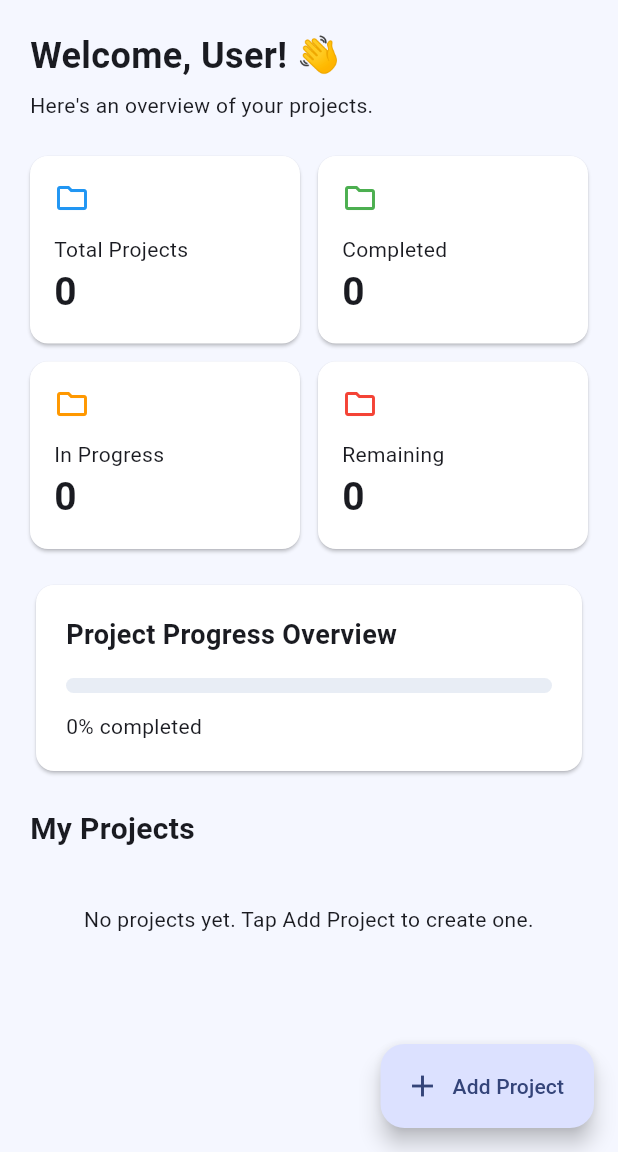
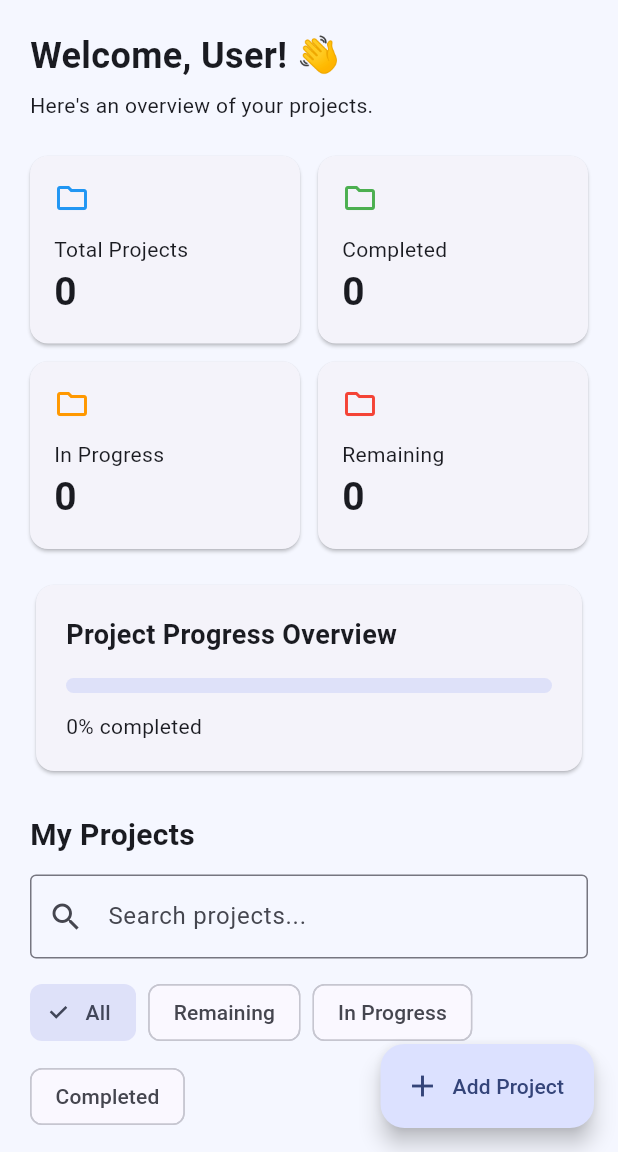
Before and after one commit to faraaz-ahmmed/projexa, a Flutter app: the _DashboardContent screen opened directly, on a phone screen of 412 x 824 dp, the part 84-1236 px from its top. Run offline on Flutter 3.47's test engine with Material 3 defaults, Android fonts, the phone set to English and light mode, and no system bars; our stand-ins replace cloud_firestore, firebase_auth, firebase_core; accounts and stored records are empty.

Commit message:
add file edit_project_screen

```diff
--- a/lib/views/dashboard/dashboard_screen.dart
+++ b/lib/views/dashboard/dashboard_screen.dart
@@ -14,72 +14,111 @@ class DashboardScreen extends StatelessWidget {
 
   @override
   Widget build(BuildContext context) {
-    // Provider section start
     return ChangeNotifierProvider(
       create: (_) => ProjectViewModel(),
       child: const _DashboardContent(),
     );
-    // Provider section end
   }
 }
 
-class _DashboardContent extends StatelessWidget {
+class _DashboardContent extends StatefulWidget {
   const _DashboardContent();
+
+  @override
+  State<_DashboardContent> createState() => _DashboardContentState();
+}
+
+class _DashboardContentState extends State<_DashboardContent> {
+  String searchText = '';
+  String selectedStatus = 'All';
+
+  final searchController = TextEditingController();
+
+  static const filters = [
+    'All',
+    'Remaining',
+    'In Progress',
+    'Completed',
+  ];
+
+  @override
+  void dispose() {
+    searchController.dispose();
+    super.dispose();
+  }
+
+  Future<void> logout() async {
+    final auth = context.read<AuthViewModel>();
+    final success = await auth.logout();
+
+    if (!mounted) return;
+
+    if (success) {
+      Navigator.of(context).pushAndRemoveUntil(
+        MaterialPageRoute(
+          builder: (_) => const LoginScreen(),
+        ),
+        (_) => false,
+      );
+    } else {
+      ScaffoldMessenger.of(context).showSnackBar(
+        SnackBar(
+          content: Text(auth.error ?? 'Logout failed'),
+        ),
+      );
+    }
+  }
+
+  Future<void> addProject() async {
+    final vm = context.read<ProjectViewModel>();
+
+    final saved = await Navigator.of(context).push<bool>(
+      MaterialPageRoute(
+        builder: (_) => ChangeNotifierProvider.value(
+          value: vm,
+          child: const AddProjectScreen(),
+        ),
+      ),
+    );
+
+    if (!mounted || saved != true) return;
+
+    ScaffoldMessenger.of(context).showSnackBar(
+      const SnackBar(
+        content: Text('Project created successfully'),
+      ),
+    );
+  }
 
   @override
   Widget build(BuildContext context) {
     final auth = context.watch<AuthViewModel>();
     final vm = context.read<ProjectViewModel>();
+
     final name = FirebaseAuth.instance.currentUser?.displayName;
     final greeting = name == null || name.isEmpty ? 'User' : name;
 
     return Scaffold(
-      // AppBar section start
       appBar: AppBar(
         title: const Text('Projexa'),
         actions: [
           IconButton(
             tooltip: 'Logout',
+            onPressed: auth.isLoading ? null : logout,
             icon: const Icon(Icons.logout),
-            onPressed: auth.isLoading
-                ? null
-                : () async {
-                    final success = await auth.logout();
-
-                    if (!context.mounted) return;
-
-                    if (success) {
-                      Navigator.of(context).pushAndRemoveUntil(
-                        MaterialPageRoute(
-                          builder: (_) => const LoginScreen(),
-                        ),
-                        (_) => false,
-                      );
-                    } else {
-                      ScaffoldMessenger.of(context).showSnackBar(
-                        SnackBar(
-                          content: Text(auth.error ?? 'Logout failed'),
-                        ),
-                      );
-                    }
-                  },
           ),
         ],
       ),
-      // AppBar section end
-
-      // Body start
       body: SafeArea(
         child: StreamBuilder<List<ProjectModel>>(
           stream: vm.projects,
           builder: (context, snapshot) {
-            // Loading aur error section start
             if (snapshot.hasError) {
               return const Center(
                 child: Padding(
                   padding: EdgeInsets.all(24),
                   child: Text(
-                    'Projects load nahi hue. Internet aur Firestore rules check karein.',
+                    'Projects load nahi hue. Internet aur permissions check karein.',
                     textAlign: TextAlign.center,
                   ),
                 ),
@@ -87,20 +126,36 @@ class _DashboardContent extends StatelessWidget {
             }
 
             if (!snapshot.hasData) {
-              return const Center(child: CircularProgressIndicator());
+              return const Center(
+                child: CircularProgressIndicator(),
+              );
             }
-            // Loading aur error section end
 
-            // Counts section start
             final projects = snapshot.data!;
+
             final completed =
                 projects.where((p) => p.status == 'Completed').length;
+
             final inProgress =
                 projects.where((p) => p.status == 'In Progress').length;
+
             final remaining =
                 projects.where((p) => p.status == 'Remaining').length;
+
             final ratio =
                 projects.isEmpty ? 0.0 : completed / projects.length;
+
+            final filteredProjects = projects.where((project) {
+              final matchesStatus =
+                  selectedStatus == 'All' ||
+                  project.status == selectedStatus;
+
+              final matchesSearch =
+                  project.name.toLowerCase().contains(searchText) ||
+                  project.description.toLowerCase().contains(searchText);
+
+              return matchesStatus && matchesSearch;
+            }).toList();
 
             final stats = [
               ('Total Projects', projects.length, Colors.blue),
@@ -108,7 +163,6 @@ class _DashboardContent extends StatelessWidget {
               ('In Progress', inProgress, Colors.orange),
               ('Remaining', remaining, Colors.red),
             ];
-            // Counts section end
 
             return Center(
               child: ConstrainedBox(
@@ -116,7 +170,6 @@ class _DashboardContent extends StatelessWidget {
                 child: ListView(
                   padding: const EdgeInsets.fromLTRB(20, 20, 20, 100),
                   children: [
-                    // Welcome section start
                     Text(
                       'Welcome, $greeting! 👋',
                       style: const TextStyle(
@@ -125,16 +178,19 @@ class _DashboardContent extends StatelessWidget {
                       ),
                     ),
                     const SizedBox(height: 6),
-                    const Text("Here's an overview of your projects."),
+                    const Text(
+                      "Here's an overview of your projects.",
+                    ),
                     const SizedBox(height: 24),
-                    // Welcome section end
 
-                    // Project cards section start
                     LayoutBuilder(
                       builder: (context, constraints) {
-                        final columns = constraints.maxWidth >= 700 ? 4 : 2;
+                        final columns =
+                            constraints.maxWidth >= 700 ? 4 : 2;
+
                         final width =
-                            (constraints.maxWidth - (columns - 1) * 12) /
+                            (constraints.maxWidth -
+                                    (columns - 1) * 12) /
                                 columns;
 
                         return Wrap(
@@ -145,7 +201,6 @@ class _DashboardContent extends StatelessWidget {
                               SizedBox(
                                 width: width,
                                 child: Card(
-                                  color: Colors.white,
                                   margin: EdgeInsets.zero,
                                   child: Padding(
                                     padding: const EdgeInsets.all(16),
@@ -175,12 +230,10 @@ class _DashboardContent extends StatelessWidget {
                         );
                       },
                     ),
+
                     const SizedBox(height: 20),
-                    // Project cards section end
 
-                    // Progress overview section start
                     Card(
-                      color: Colors.white,
                       child: Padding(
                         padding: const EdgeInsets.all(20),
                         child: Column(
@@ -197,20 +250,19 @@ class _DashboardContent extends StatelessWidget {
                             LinearProgressIndicator(
                               value: ratio,
                               minHeight: 10,
-                              color: Colors.green,
-                              backgroundColor: const Color(0xffE8EDF5),
                               borderRadius: BorderRadius.circular(8),
                             ),
                             const SizedBox(height: 12),
-                            Text('${(ratio * 100).round()}% completed'),
+                            Text(
+                              '${(ratio * 100).round()}% completed',
+                            ),
                           ],
                         ),
                       ),
                     ),
-                    const SizedBox(height: 20),
-                    // Progress overview section end
 
-                    // Projects list section start
+                    const SizedBox(height: 24),
+
                     const Text(
                       'My Projects',
                       style: TextStyle(
@@ -218,24 +270,83 @@ class _DashboardContent extends StatelessWidget {
                         fontWeight: FontWeight.bold,
                       ),
                     ),
+
                     const SizedBox(height: 12),
-                    if (projects.isEmpty)
-                      const Padding(
-                        padding: EdgeInsets.all(24),
+
+                    TextField(
+                      controller: searchController,
+                      decoration: InputDecoration(
+                        hintText: 'Search projects...',
+                        prefixIcon: const Icon(Icons.search),
+                        border: const OutlineInputBorder(),
+                        suffixIcon: searchController.text.isEmpty
+                            ? null
+                            : IconButton(
+                                onPressed: () {
+                                  searchController.clear();
+
+                                  setState(() {
+                                    searchText = '';
+                                  });
+                                },
+                                icon: const Icon(Icons.close),
+                              ),
+                      ),
+                      onChanged: (value) {
+                        setState(() {
+                          searchText =
+                              value.trim().toLowerCase();
+                        });
+                      },
+                    ),
+
+                    const SizedBox(height: 12),
+
+                    Wrap(
+                      spacing: 8,
+                      runSpacing: 8,
+                      children: [
+                        for (final filter in filters)
+                          ChoiceChip(
+                            label: Text(filter),
+                            selected: selectedStatus == filter,
+                            onSelected: (_) {
+                              setState(() {
+                                selectedStatus = filter;
+                              });
+                            },
+                          ),
+                      ],
+                    ),
+
+                    const SizedBox(height: 12),
+
+                    Text(
+                      '${filteredProjects.length} of ${projects.length} projects',
+                    ),
+
+                    const SizedBox(height: 12),
+
+                    if (filteredProjects.isEmpty)
+                      Padding(
+                        padding: const EdgeInsets.all(24),
                         child: Text(
-                          'No projects yet. Tap Add Project to create one.',
+                          projects.isEmpty
+                              ? 'No projects yet. Tap Add Project.'
+                              : 'No projects match your search or filter.',
                           textAlign: TextAlign.center,
                         ),
                       ),
-                    for (final project in projects)
+
+                    for (final project in filteredProjects)
                       Card(
-                        color: Colors.white,
                         clipBehavior: Clip.antiAlias,
                         child: InkWell(
                           onTap: () {
                             Navigator.of(context).push(
                               MaterialPageRoute(
-                                builder: (_) => ChangeNotifierProvider.value(
+                                builder: (_) =>
+                                    ChangeNotifierProvider.value(
                                   value: vm,
                                   child: ProjectDetailsScreen(
                                     project: project,
@@ -247,7 +358,8 @@ class _DashboardContent extends StatelessWidget {
                           child: Padding(
                             padding: const EdgeInsets.all(16),
                             child: Column(
-                              crossAxisAlignment: CrossAxisAlignment.start,
+                              crossAxisAlignment:
+                                  CrossAxisAlignment.start,
                               children: [
                                 Row(
                                   children: [
@@ -256,20 +368,22 @@ class _DashboardContent extends StatelessWidget {
                                         project.name,
                                         style: const TextStyle(
                                           fontSize: 16,
-                                          fontWeight: FontWeight.bold,
+                                          fontWeight:
+                                              FontWeight.bold,
                                         ),
                                       ),
                                     ),
-                                    const Icon(Icons.chevron_right),
+                                    const Icon(
+                                      Icons.chevron_right,
+                                    ),
                                   ],
                                 ),
                                 const SizedBox(height: 6),
                                 Text(project.description),
                                 const SizedBox(height: 12),
                                 LinearProgressIndicator(
-                                  value: project.progress.clamp(0.0, 1.0),
-                                  color: Colors.green,
-                                  backgroundColor: const Color(0xffE8EDF5),
+                                  value: project.progress
+                                      .clamp(0.0, 1.0),
                                 ),
                                 const SizedBox(height: 8),
                                 Text(
@@ -285,7 +399,6 @@ class _DashboardContent extends StatelessWidget {
                           ),
                         ),
                       ),
-                    // Projects list section end
                   ],
                 ),
               ),
@@ -293,34 +406,11 @@ class _DashboardContent extends StatelessWidget {
           },
         ),
       ),
-      // Body end
-
-      // Add project button section start
       floatingActionButton: FloatingActionButton.extended(
+        onPressed: auth.isLoading ? null : addProject,
         icon: const Icon(Icons.add),
         label: const Text('Add Project'),
-        onPressed: auth.isLoading
-            ? null
-            : () async {
-                final saved = await Navigator.of(context).push<bool>(
-                  MaterialPageRoute(
-                    builder: (_) => ChangeNotifierProvider.value(
-                      value: vm,
-                      child: const AddProjectScreen(),
-                    ),
-                  ),
-                );
-
-                if (!context.mounted || saved != true) return;
-
-                ScaffoldMessenger.of(context).showSnackBar(
-                  const SnackBar(
-                    content: Text('Project created successfully'),
-                  ),
-                );
-              },
       ),
-      // Add project button section end
     );
   }
 }
```
Also changed, not shown: lib/services/project_service.dart (+24 -13 lines), lib/viewmodels/project_viewmodel.dart (+18 -5 lines), lib/views/projects/edit_project_screen.dart (added, +189 -0 lines), lib/views/projects/project_details_screen.dart (+33 -32 lines).
